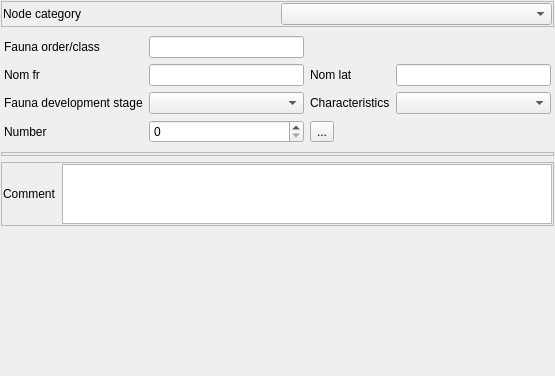
First picture: the form in Lamia/iface/qgiswidget/tools/toolprepro/base3_faunaflora/lamiabase_ff_node_tool_ui.ui, repository Artelia/Lamia, before the edit.
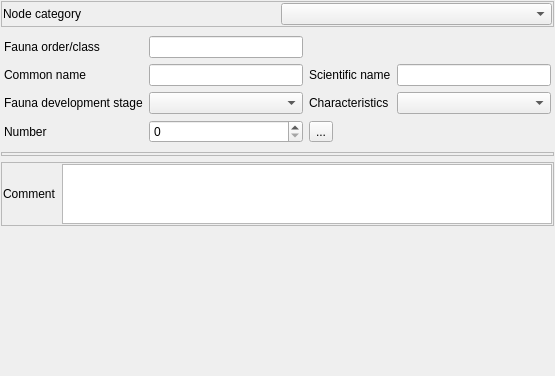
Second picture: the form after the edit.

The edit to the form file:
```diff
--- a/Lamia/iface/qgiswidget/tools/toolprepro/base3_faunaflora/lamiabase_ff_node_tool_ui.ui
+++ b/Lamia/iface/qgiswidget/tools/toolprepro/base3_faunaflora/lamiabase_ff_node_tool_ui.ui
@@ -126,7 +126,7 @@
        <item row="1" column="0">
         <widget class="QLabel" name="label_7">
          <property name="text">
-          <string>Nom fr</string>
+          <string>Common name</string>
          </property>
          <property name="wordWrap">
           <bool>true</bool>
@@ -139,7 +139,7 @@
        <item row="1" column="2">
         <widget class="QLabel" name="label_8">
          <property name="text">
-          <string>Nom lat</string>
+          <string>Scientific name</string>
          </property>
          <property name="wordWrap">
           <bool>true</bool>
```
Left out of the diff: 4 changed lines with no effect on the pictures.
